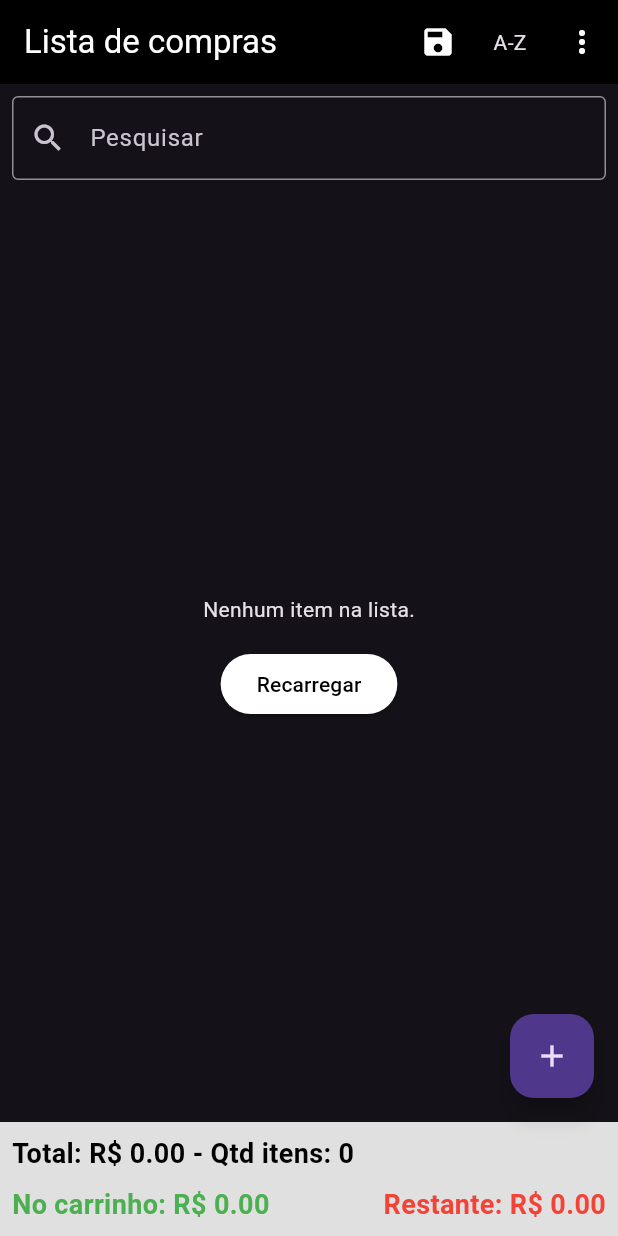
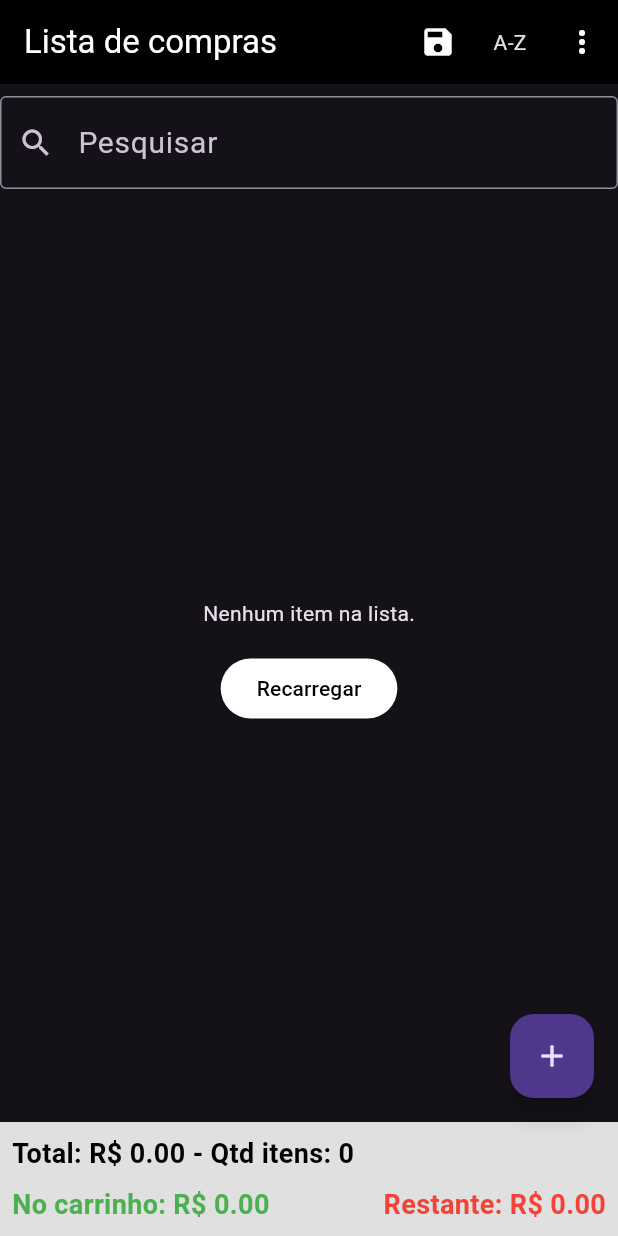
Before and after one commit to ThiiFerreira/app-lista-mercado, a Flutter app: the screen it shows after launch, on a phone screen of 412 x 824 dp. Run offline on Flutter 3.47's test engine with Material 3 defaults, Android fonts, the phone set to English and light mode, and no system bars; our stand-ins replace shared_preferences.

Commit message:
atualizacao bkp

```diff
--- /dev/null
+++ b/lib/componentes/CampoPreenchimento.dart
@@ -0,0 +1,41 @@
+import 'package:flutter/material.dart';
+
+class CampoPreenchimento extends StatelessWidget {
+  final TextEditingController controlador;
+  final String rotulo;
+  final IconData? icone;
+  final String? dica;
+  final TextInputType? teclado;
+  final bool? enable;
+
+  const CampoPreenchimento({
+    super.key,
+    required this.controlador,
+    required this.rotulo,
+    this.dica,
+    this.icone,
+    this.teclado,
+    this.enable,
+  });
+
+  @override
+  Widget build(BuildContext context) {
+    return TextFormField(
+      controller: controlador,
+      keyboardType: teclado ?? TextInputType.name,
+      decoration: InputDecoration(
+        prefixIcon: icone != null ? Icon(icone) : null,
+        labelText: rotulo,
+        border: const OutlineInputBorder(),
+        hintText: dica,
+        labelStyle: const TextStyle(
+          //color: Colors.black38,
+          fontWeight: FontWeight.w400,
+          fontSize: 20,
+        ),
+        enabled: enable == true ? false : true,
+      ),
+      style: const TextStyle(fontSize: 20)
+    );
+  }
+}
--- a/lib/screen/screenLista.dart
+++ b/lib/screen/screenLista.dart
@@ -1,6 +1,7 @@
 import 'package:flutter/material.dart';
 import 'package:lista_mercado/componentes/AlertaMensagem.dart';
 import 'package:lista_mercado/componentes/AlertaSnackbar.dart';
+import 'package:lista_mercado/componentes/CampoPreenchimento.dart';
 import 'package:lista_mercado/models/Produto.dart';
 import 'package:lista_mercado/screen/screenAdicionaProduto.dart';
 import 'package:lista_mercado/screen/screenDetalheProduto.dart';
@@ -18,35 +19,21 @@ enum Ordenacao { crescente, decrescente }
 
 class _screenListaState extends State<screenLista> {
   List<Produto> produtos = [];
-  List<Produto> produtosFiltrados = [];
   bool loading = false;
   bool boolProdutosZerados = true;
-  bool boolBarraPesquisa = true;
   Ordenacao opcaoOrdenacao = Ordenacao.crescente;
   String produtosZerados = "Ocultar produtos zerados";
-  String barraPesquisa = "Ocultar barra de pesquisa";
-  TextEditingController _controllerPesquisa = TextEditingController();
+  final pesquisaController = TextEditingController();
 
   @override
   void initState() {
     super.initState();
     carregarListaProdutos();
-    _controllerPesquisa.addListener(_filtrarProdutos);
   }
 
   @override
   void dispose() {
-    _controllerPesquisa.dispose();
     super.dispose();
-  }
-
-  void _filtrarProdutos() {
-    String query = _controllerPesquisa.text.toLowerCase();
-    setState(() {
-      produtosFiltrados = produtos.where((produto) {
-        return produto.nome.toLowerCase().contains(query);
-      }).toList();
-    });
   }
 
   Future<void> _abrirTelaAdicionarProduto() async {
@@ -157,7 +144,6 @@ class _screenListaState extends State<screenLista> {
 
       setState(() {
         produtos = produtosCarregados;
-        produtosFiltrados = produtosCarregados;
         loading = false;
       });
 
@@ -238,7 +224,6 @@ class _screenListaState extends State<screenLista> {
   void apagarTodos() {
     setState(() {
       produtos.clear();
-      produtosFiltrados.clear();
     });
     // ignore: use_build_context_synchronously
     AlertaSnackbar.mostrarSnackbar(context, "Produtos apagados!");
@@ -247,14 +232,11 @@ class _screenListaState extends State<screenLista> {
   void removeTodosDoCarrinho() {
     for (Produto produto in produtos) {
       if (produto.adicionado) {
-        produto.adicionado = false;
+        setState(() {
+          produto.adicionado = false;
+        });
       }
     }
-
-    setState(() {
-      produtosFiltrados = produtos;
-    });
-
     // ignore: use_build_context_synchronously
     AlertaSnackbar.mostrarSnackbar(context, "Produtos removidos do carrinho!");
   }
@@ -266,20 +248,6 @@ class _screenListaState extends State<screenLista> {
         produtosZerados = "Ocultar produtos zerados";
       } else {
         produtosZerados = "Mostrar produtos zerados";
-      }
-    });
-
-    // ignore: use_build_context_synchronously
-    AlertaSnackbar.mostrarSnackbar(context, "Configuração alterada!");
-  }
-
-  void removeBarraPesquisa() {
-    setState(() {
-      boolBarraPesquisa = !boolBarraPesquisa;
-      if (boolBarraPesquisa) {
-        barraPesquisa = "Ocultar barra de pesquisa";
-      } else {
-        barraPesquisa = "Mostrar barra de pesquisa";
       }
     });
 
@@ -320,8 +288,6 @@ class _screenListaState extends State<screenLista> {
                 removeTodosDoCarrinho();
               } else if (result == 'produtosZerados') {
                 removeProdutosZerados();
-              } else if (result == 'barraPesquisa') {
-                removeBarraPesquisa();
               }
             },
             itemBuilder: (BuildContext context) => <PopupMenuEntry<String>>[
@@ -337,10 +303,6 @@ class _screenListaState extends State<screenLista> {
                 value: 'produtosZerados',
                 child: Text(produtosZerados),
               ),
-              PopupMenuItem<String>(
-                value: 'barraPesquisa',
-                child: Text(barraPesquisa),
-              ),
             ],
           ),
         ],
@@ -351,20 +313,14 @@ class _screenListaState extends State<screenLista> {
             )
           : Column(
               children: [
-                if (boolBarraPesquisa)
-                Padding(
-                  padding: const EdgeInsets.all(8.0),
-                  child: TextField(
-                    controller: _controllerPesquisa,
-                    decoration: const InputDecoration(
-                      labelText: 'Pesquisar',
-                      prefixIcon: Icon(Icons.search),
-                      border: OutlineInputBorder(),
-                    ),
-                  ),
-                ),
+                SizedBox(height: 8),
+                CampoPreenchimento(
+                    controlador: pesquisaController,
+                    rotulo: 'Pesquisar',
+                    icone: Icons.search),
+                SizedBox(height: 8),
                 Expanded(
-                  child: produtosFiltrados.isEmpty
+                  child: produtos.isEmpty
                       ? Column(
                           mainAxisAlignment: MainAxisAlignment.center,
                           children: [
@@ -387,41 +343,40 @@ class _screenListaState extends State<screenLista> {
                           ],
                         )
                       : ListView.builder(
-                          itemCount: produtosFiltrados.length,
+                          itemCount: produtos.length,
                           itemBuilder: (context, index) {
                             if (!boolProdutosZerados &&
-                                produtosFiltrados[index].quantidade == 0) {
+                                produtos[index].quantidade == 0) {
                               return SizedBox.shrink();
                             }
                             return Card(
-                              color: produtosFiltrados[index].adicionado
+                              color: produtos[index].adicionado
                                   ? Colors.green
                                   : null,
                               child: ListTile(
-                                title: Text(produtosFiltrados[index].nome),
+                                title: Text(produtos[index].nome),
                                 subtitle: Column(
                                   crossAxisAlignment: CrossAxisAlignment.start,
                                   children: [
                                     Text(
-                                        'Quantidade: ${produtosFiltrados[index].quantidade}'),
+                                        'Quantidade: ${produtos[index].quantidade}'),
                                     Text(
-                                        'Unidade: R\$ ${produtosFiltrados[index].preco.toStringAsFixed(2)}'),
+                                        'Unidade: R\$ ${produtos[index].preco.toStringAsFixed(2)}'),
                                     Text(
-                                        'Total: R\$ ${(produtosFiltrados[index].preco * produtosFiltrados[index].quantidade).toStringAsFixed(2)}'),
+                                        'Total: R\$ ${(produtos[index].preco * produtos[index].quantidade).toStringAsFixed(2)}'),
                                   ],
                                 ),
                                 onTap: () {
-                                  _abrirTelaDetalhe(
-                                      produtosFiltrados[index], index);
+                                  _abrirTelaDetalhe(produtos[index], index);
                                 },
                                 trailing: ElevatedButton(
                                   onPressed: () {
                                     setState(() {
-                                      produtosFiltrados[index].adicionado =
-                                          !produtosFiltrados[index].adicionado;
+                                      produtos[index].adicionado =
+                                          !produtos[index].adicionado;
                                     });
                                   },
-                                  child: produtosFiltrados[index].adicionado
+                                  child: produtos[index].adicionado
                                       ? const Text("X")
                                       : const Text("OK"),
                                 ),
```
